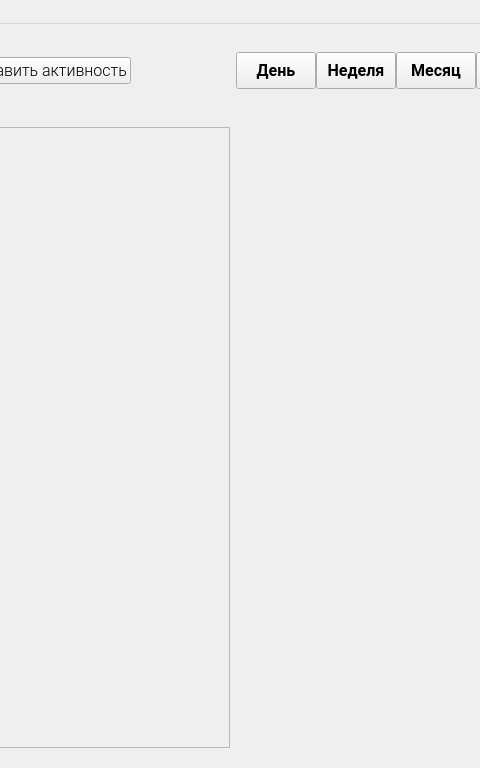
Above: design/mainwindow_d.ui from yurii-bel/project_2021 before the change; both pictures show x 320 to 800 and y 0 to 768 of the 1280 by 768 pixel window. Below: the same form after it.
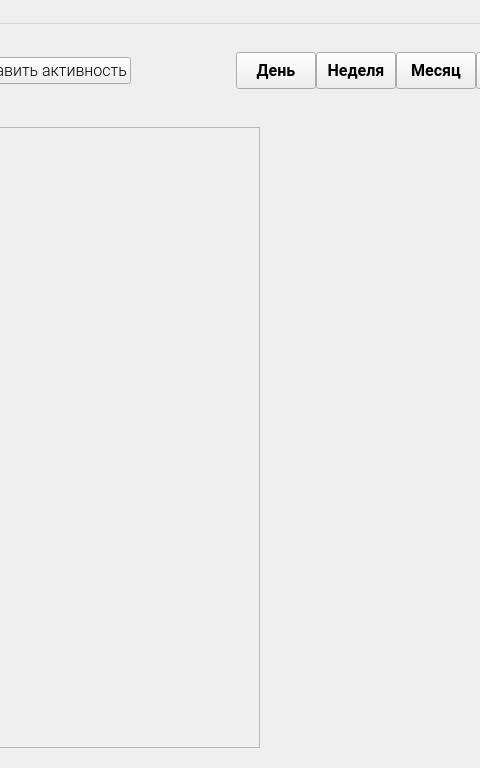
That is the form after the change. Icons and pictures are not drawn.

Commit message: Исправил размеры лклн в главном окне.

What changed in the file:
```diff
--- a/design/mainwindow_d.ui
+++ b/design/mainwindow_d.ui
@@ -644,9 +644,9 @@
    <widget class="QWidget" name="mainwindow_widget_view" native="true">
     <property name="geometry">
      <rect>
-      <x>550</x>
+      <x>580</x>
       <y>103</y>
-      <width>710</width>
+      <width>680</width>
       <height>621</height>
      </rect>
     </property>
@@ -660,7 +660,7 @@
    <widget class="QWidget" name="mainwindow_widget_view_spacer" native="true">
     <property name="geometry">
      <rect>
-      <x>540</x>
+      <x>570</x>
       <y>103</y>
       <width>10</width>
       <height>621</height>
@@ -672,7 +672,7 @@
      <rect>
       <x>259</x>
       <y>103</y>
-      <width>291</width>
+      <width>321</width>
       <height>621</height>
      </rect>
     </property>
@@ -684,7 +684,7 @@
       <rect>
        <x>0</x>
        <y>0</y>
-       <width>289</width>
+       <width>319</width>
        <height>619</height>
       </rect>
      </property>
```
Left out of the diff: 2 changed lines with no effect on the pictures.
